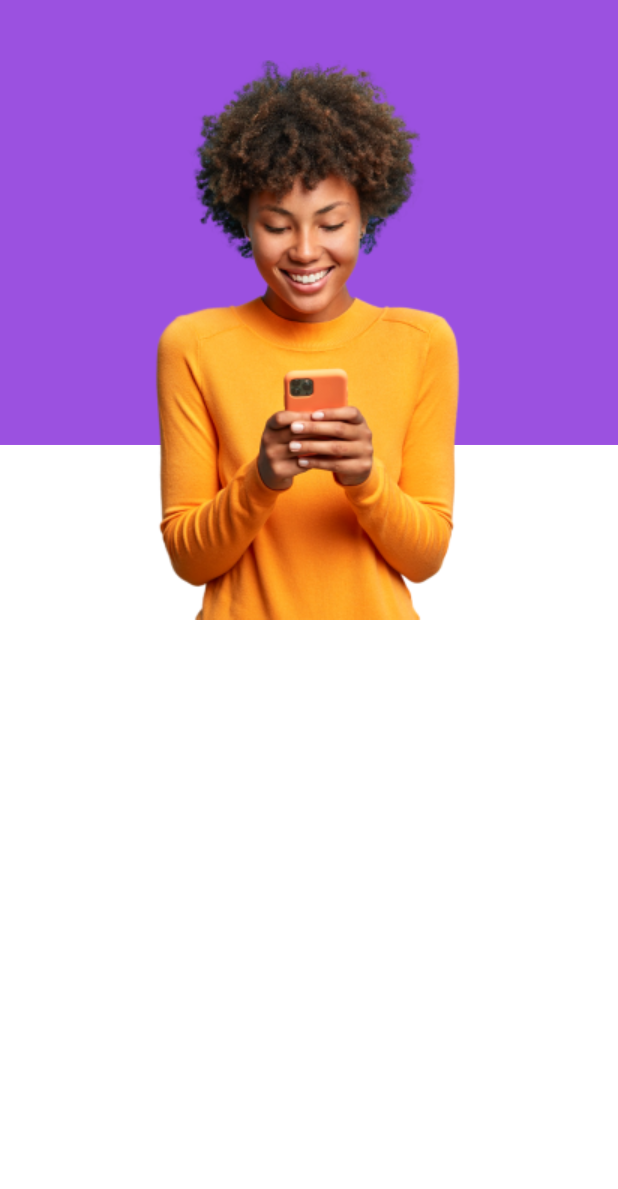
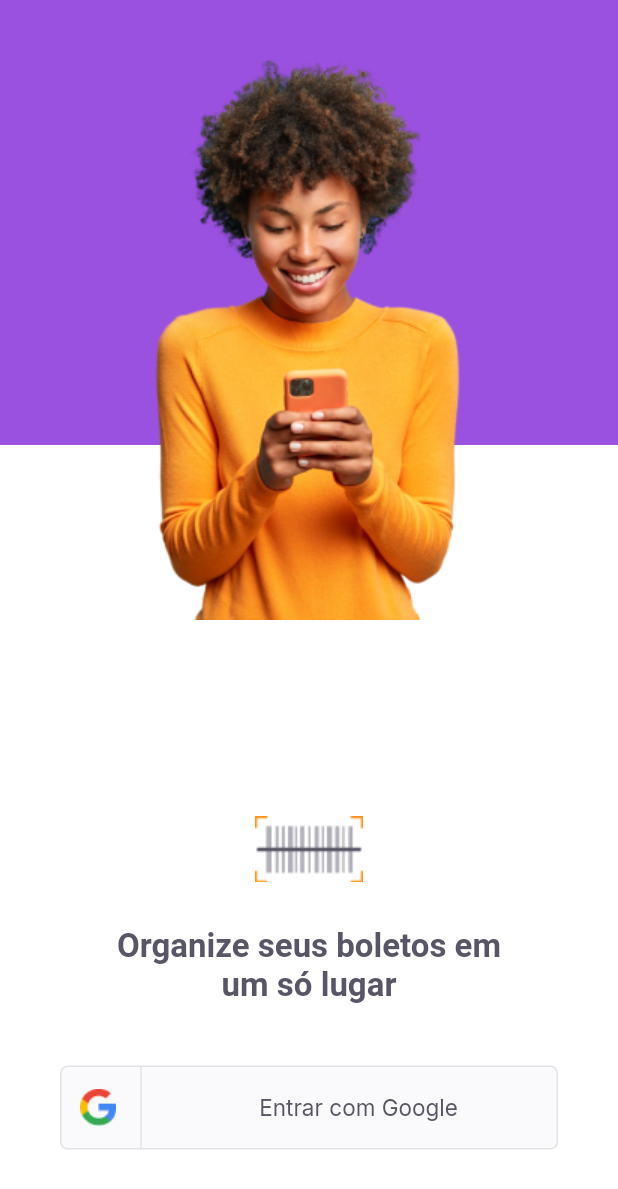
Before and after one commit to carolquiterio/payflow-nlw, a Flutter app: the screen it shows after launch, on a phone screen of 412 x 824 dp. Shown: the top 1189 px of the screen. Run offline on Flutter 3.47's test engine with Material 2 defaults, Android fonts, the phone set to English and light mode, and no system bars; our stand-ins replace google_fonts.

Commit message:
creating login page

```diff
--- /dev/null
+++ b/app/lib/modules/home/home_page.dart
@@ -0,0 +1,12 @@
+import 'package:flutter/material.dart';
+
+class HomePage extends StatelessWidget {
+  const HomePage({Key? key}) : super(key: key);
+
+  @override
+  Widget build(BuildContext context) {
+    return Container(
+      child: null,
+    );
+  }
+}
--- a/app/lib/modules/login/login_page.dart
+++ b/app/lib/modules/login/login_page.dart
@@ -1,5 +1,7 @@
 import 'package:app/shared/themes/app_colors.dart';
 import 'package:app/shared/themes/app_images.dart';
+import 'package:app/shared/themes/app_text_styles.dart';
+import 'package:app/shared/widgets/social_login_button.dart';
 import 'package:flutter/material.dart';
 
 class LoginPage extends StatefulWidget {
@@ -33,8 +35,32 @@ class LoginPageState extends State<LoginPage> {
                     AppImages.person,
                     width: 208,
                     height: 373,
+                  )),
+              Positioned(
+                  bottom: size.height * 0.07,
+                  left: 0,
+                  right: 0,
+                  child: Column(
+                    mainAxisAlignment: MainAxisAlignment.center,
+                    crossAxisAlignment: CrossAxisAlignment.center,
+                    children: [
+                      Image.asset(AppImages.logomini),
+                      Padding(
+                        padding:
+                            const EdgeInsets.only(top: 30, left: 70, right: 70),
+                        child: Text("Organize seus boletos em um só lugar",
+                            style: TextStyles.titleHome,
+                            textAlign: TextAlign.center),
                       ),
+                      Padding(
+                        padding:
+                            const EdgeInsets.only(left: 40, top: 40, right: 40),
+                        child: SocialLoginButton(onTap: () {
+                          print("clicou");
+                        }),
                       )
+                    ],
+                  ))
             ],
           ),
         ));
--- a/app/lib/shared/themes/app_text_styles.dart
+++ b/app/lib/shared/themes/app_text_styles.dart
@@ -4,7 +4,7 @@ import 'package:app/shared/themes/app_colors.dart';
 
 class TextStyles {
   static final titleHome = GoogleFonts.lexendDeca(
-    fontSize: 32,
+    fontSize: 22,
     fontWeight: FontWeight.w600,
     color: AppColors.heading,
   );
--- /dev/null
+++ b/app/lib/shared/widgets/social_login_button.dart
@@ -0,0 +1,46 @@
+import 'package:flutter/material.dart';
+import 'package:app/shared/themes/app_colors.dart';
+import 'package:app/shared/themes/app_images.dart';
+import 'package:app/shared/themes/app_text_styles.dart';
+
+class SocialLoginButton extends StatelessWidget {
+  final VoidCallback onTap;
+  const SocialLoginButton({Key? key, required this.onTap}) : super(key: key);
+
+  @override
+  Widget build(BuildContext context) {
+    return InkWell(
+      onTap: onTap,
+      child: Container(
+        height: 56,
+        decoration: BoxDecoration(
+            color: AppColors.shape,
+            borderRadius: BorderRadius.circular(5),
+            border: Border.fromBorderSide(BorderSide(color: AppColors.stroke))),
+        child: Row(
+          children: [
+            Expanded(
+                flex: 1,
+                child: Row(
+                  mainAxisAlignment: MainAxisAlignment.center,
+                  children: [
+                    Image.asset(AppImages.google),
+                    SizedBox(width: 16),
+                    Container(height: 56, width: 1, color: AppColors.stroke)
+                  ],
+                )),
+            Expanded(
+              flex: 4,
+              child: Row(
+                mainAxisAlignment: MainAxisAlignment.center,
+                children: [
+                  Text("Entrar com Google", style: TextStyles.buttonGray)
+                ],
+              ),
+            )
+          ],
+        ),
+      ),
+    );
+  }
+}
```
Lines whose indentation alone changed are shown as unchanged.
